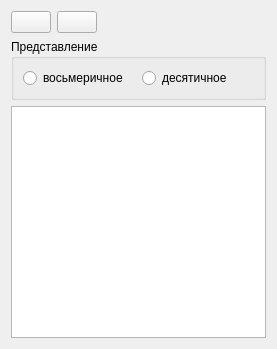
First picture: the form in ecvm/punchtapewidget.ui, repository starling13/emural, before the edit.
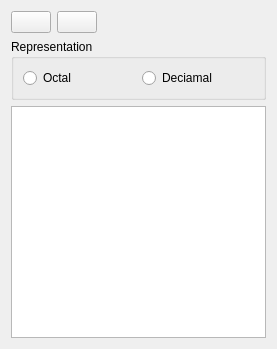
Second picture: the form after the edit. Icons and pictures are not drawn.

What changed in the file:
```diff
--- a/ecvm/punchtapewidget.ui
+++ b/ecvm/punchtapewidget.ui
@@ -56,20 +56,20 @@
    <item>
     <widget class="QGroupBox" name="groupBox">
      <property name="title">
-      <string>Представление</string>
+      <string>Representation</string>
      </property>
      <layout class="QHBoxLayout" name="horizontalLayout_3">
       <item>
        <widget class="QRadioButton" name="radioButton_2">
         <property name="text">
-         <string>восьмеричное</string>
+         <string>Octal</string>
         </property>
        </widget>
       </item>
       <item>
        <widget class="QRadioButton" name="radioButton">
         <property name="text">
-         <string>десятичное</string>
+         <string>Deciamal</string>
         </property>
        </widget>
       </item>
```
Left out of the diff: 2 changed lines with no effect on the pictures.
